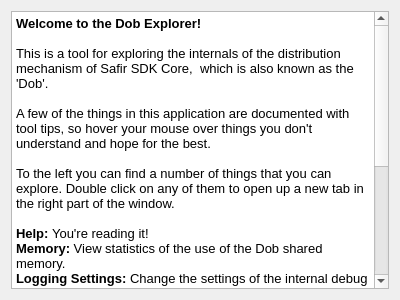
This is src/dose/dose_dobexplorer.ss/src/About.ui in SafirSDK/safir-sdk-core as Qt 5 draws it before an edit. The edited form follows.
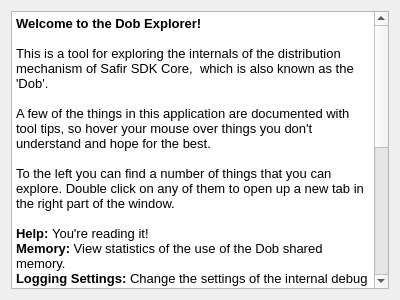
This is the edited form.

Commit message: Added discription of Entity Statistics in the About tab.

```diff
--- a/src/dose/dose_dobexplorer.ss/src/About.ui
+++ b/src/dose/dose_dobexplorer.ss/src/About.ui
@@ -23,23 +23,24 @@
       <string>&lt;!DOCTYPE HTML PUBLIC &quot;-//W3C//DTD HTML 4.0//EN&quot; &quot;http://www.w3.org/TR/REC-html40/strict.dtd&quot;&gt;
 &lt;html&gt;&lt;head&gt;&lt;meta name=&quot;qrichtext&quot; content=&quot;1&quot; /&gt;&lt;style type=&quot;text/css&quot;&gt;
 p, li { white-space: pre-wrap; }
-&lt;/style&gt;&lt;/head&gt;&lt;body style=&quot; font-family:'Sans'; font-size:10pt; font-weight:400; font-style:normal;&quot;&gt;
-&lt;p style=&quot; margin-top:0px; margin-bottom:0px; margin-left:0px; margin-right:0px; -qt-block-indent:0; text-indent:0px;&quot;&gt;&lt;span style=&quot; font-weight:600;&quot;&gt;Welcome to the Dob Explorer!&lt;/span&gt;&lt;/p&gt;
-&lt;p style=&quot;-qt-paragraph-type:empty; margin-top:0px; margin-bottom:0px; margin-left:0px; margin-right:0px; -qt-block-indent:0; text-indent:0px; font-weight:600;&quot;&gt;&lt;br /&gt;&lt;/p&gt;
-&lt;p style=&quot; margin-top:0px; margin-bottom:0px; margin-left:0px; margin-right:0px; -qt-block-indent:0; text-indent:0px;&quot;&gt;This is a tool for exploring the internals of the distribution mechanism of Safir SDK Core,  which is also known as the 'Dob'.&lt;/p&gt;
-&lt;p style=&quot;-qt-paragraph-type:empty; margin-top:0px; margin-bottom:0px; margin-left:0px; margin-right:0px; -qt-block-indent:0; text-indent:0px;&quot;&gt;&lt;br /&gt;&lt;/p&gt;
-&lt;p style=&quot; margin-top:0px; margin-bottom:0px; margin-left:0px; margin-right:0px; -qt-block-indent:0; text-indent:0px;&quot;&gt;A few of the things in this application are documented with tool tips, so hover your mouse over things you don't understand and hope for the best.&lt;/p&gt;
-&lt;p style=&quot;-qt-paragraph-type:empty; margin-top:0px; margin-bottom:0px; margin-left:0px; margin-right:0px; -qt-block-indent:0; text-indent:0px;&quot;&gt;&lt;br /&gt;&lt;/p&gt;
-&lt;p style=&quot; margin-top:0px; margin-bottom:0px; margin-left:0px; margin-right:0px; -qt-block-indent:0; text-indent:0px;&quot;&gt;To the left you can find a number of things that you can explore. Double click on any of them to open up a new tab in the right part of the window.&lt;/p&gt;
-&lt;p style=&quot;-qt-paragraph-type:empty; margin-top:0px; margin-bottom:0px; margin-left:0px; margin-right:0px; -qt-block-indent:0; text-indent:0px;&quot;&gt;&lt;br /&gt;&lt;/p&gt;
-&lt;p style=&quot; margin-top:0px; margin-bottom:0px; margin-left:0px; margin-right:0px; -qt-block-indent:0; text-indent:0px;&quot;&gt;&lt;span style=&quot; font-weight:600;&quot;&gt;Help: &lt;/span&gt;You're reading it!&lt;/p&gt;
-&lt;p style=&quot; margin-top:0px; margin-bottom:0px; margin-left:0px; margin-right:0px; -qt-block-indent:0; text-indent:0px;&quot;&gt;&lt;span style=&quot; font-weight:600;&quot;&gt;Memory: &lt;/span&gt;View statistics of the use of the Dob shared memory.&lt;/p&gt;
-&lt;p style=&quot; margin-top:0px; margin-bottom:0px; margin-left:0px; margin-right:0px; -qt-block-indent:0; text-indent:0px;&quot;&gt;&lt;span style=&quot; font-weight:600;&quot;&gt;Logging Settings: &lt;/span&gt;Change the settings of the internal debug logging mechanism.&lt;/p&gt;
-&lt;p style=&quot; margin-top:0px; margin-bottom:0px; margin-left:0px; margin-right:0px; -qt-block-indent:0; text-indent:0px;&quot;&gt;&lt;span style=&quot; font-weight:600;&quot;&gt;Connections: &lt;/span&gt;View information about message and request queues for each local connection on the node. All connections will appear under this item if you expand it (i.e. double click on 'Connections').&lt;/p&gt;
-&lt;p style=&quot; margin-top:0px; margin-bottom:0px; margin-left:0px; margin-right:0px; -qt-block-indent:0; text-indent:0px;&quot;&gt;&lt;span style=&quot; font-weight:600;&quot;&gt;Entities: &lt;/span&gt;View internal low level information about the actual entity states that exist in the shared memory on this node. This will display a lot of details and technical information that is not normally visible to applications, and is quite useful when debugging the Dob. &lt;/p&gt;
-&lt;p style=&quot; margin-top:0px; margin-bottom:0px; margin-left:0px; margin-right:0px; -qt-block-indent:0; text-indent:0px;&quot;&gt;&lt;span style=&quot; font-weight:600;&quot;&gt;Node Statuses: &lt;/span&gt;Show information about the state that this node believes other nodes to be in.&lt;/p&gt;
-&lt;p style=&quot; margin-top:0px; margin-bottom:0px; margin-left:0px; margin-right:0px; -qt-block-indent:0; text-indent:0px;&quot;&gt;&lt;span style=&quot; font-weight:600;&quot;&gt;DoseCom Info: &lt;/span&gt;Show internal dose_com statistics.&lt;/p&gt;
-&lt;p style=&quot; margin-top:0px; margin-bottom:0px; margin-left:0px; margin-right:0px; -qt-block-indent:0; text-indent:0px;&quot;&gt;&lt;span style=&quot; font-weight:600;&quot;&gt;Remote Connections: &lt;/span&gt;Show connections on other nodes.&lt;/p&gt;&lt;/body&gt;&lt;/html&gt;</string>
+&lt;/style&gt;&lt;/head&gt;&lt;body style=&quot; font-family:'Source Sans Pro'; font-size:11pt; font-weight:400; font-style:normal;&quot;&gt;
+&lt;p style=&quot; margin-top:0px; margin-bottom:0px; margin-left:0px; margin-right:0px; -qt-block-indent:0; text-indent:0px;&quot;&gt;&lt;span style=&quot; font-family:'Sans'; font-size:10pt; font-weight:600;&quot;&gt;Welcome to the Dob Explorer!&lt;/span&gt;&lt;/p&gt;
+&lt;p style=&quot;-qt-paragraph-type:empty; margin-top:0px; margin-bottom:0px; margin-left:0px; margin-right:0px; -qt-block-indent:0; text-indent:0px; font-family:'Sans'; font-size:10pt; font-weight:600;&quot;&gt;&lt;br /&gt;&lt;/p&gt;
+&lt;p style=&quot; margin-top:0px; margin-bottom:0px; margin-left:0px; margin-right:0px; -qt-block-indent:0; text-indent:0px;&quot;&gt;&lt;span style=&quot; font-family:'Sans'; font-size:10pt;&quot;&gt;This is a tool for exploring the internals of the distribution mechanism of Safir SDK Core,  which is also known as the 'Dob'.&lt;/span&gt;&lt;/p&gt;
+&lt;p style=&quot;-qt-paragraph-type:empty; margin-top:0px; margin-bottom:0px; margin-left:0px; margin-right:0px; -qt-block-indent:0; text-indent:0px; font-family:'Sans'; font-size:10pt;&quot;&gt;&lt;br /&gt;&lt;/p&gt;
+&lt;p style=&quot; margin-top:0px; margin-bottom:0px; margin-left:0px; margin-right:0px; -qt-block-indent:0; text-indent:0px;&quot;&gt;&lt;span style=&quot; font-family:'Sans'; font-size:10pt;&quot;&gt;A few of the things in this application are documented with tool tips, so hover your mouse over things you don't understand and hope for the best.&lt;/span&gt;&lt;/p&gt;
+&lt;p style=&quot;-qt-paragraph-type:empty; margin-top:0px; margin-bottom:0px; margin-left:0px; margin-right:0px; -qt-block-indent:0; text-indent:0px; font-family:'Sans'; font-size:10pt;&quot;&gt;&lt;br /&gt;&lt;/p&gt;
+&lt;p style=&quot; margin-top:0px; margin-bottom:0px; margin-left:0px; margin-right:0px; -qt-block-indent:0; text-indent:0px;&quot;&gt;&lt;span style=&quot; font-family:'Sans'; font-size:10pt;&quot;&gt;To the left you can find a number of things that you can explore. Double click on any of them to open up a new tab in the right part of the window.&lt;/span&gt;&lt;/p&gt;
+&lt;p style=&quot;-qt-paragraph-type:empty; margin-top:0px; margin-bottom:0px; margin-left:0px; margin-right:0px; -qt-block-indent:0; text-indent:0px; font-family:'Sans'; font-size:10pt;&quot;&gt;&lt;br /&gt;&lt;/p&gt;
+&lt;p style=&quot; margin-top:0px; margin-bottom:0px; margin-left:0px; margin-right:0px; -qt-block-indent:0; text-indent:0px;&quot;&gt;&lt;span style=&quot; font-family:'Sans'; font-size:10pt; font-weight:600;&quot;&gt;Help: &lt;/span&gt;&lt;span style=&quot; font-family:'Sans'; font-size:10pt;&quot;&gt;You're reading it!&lt;/span&gt;&lt;/p&gt;
+&lt;p style=&quot; margin-top:0px; margin-bottom:0px; margin-left:0px; margin-right:0px; -qt-block-indent:0; text-indent:0px;&quot;&gt;&lt;span style=&quot; font-family:'Sans'; font-size:10pt; font-weight:600;&quot;&gt;Memory: &lt;/span&gt;&lt;span style=&quot; font-family:'Sans'; font-size:10pt;&quot;&gt;View statistics of the use of the Dob shared memory.&lt;/span&gt;&lt;/p&gt;
+&lt;p style=&quot; margin-top:0px; margin-bottom:0px; margin-left:0px; margin-right:0px; -qt-block-indent:0; text-indent:0px;&quot;&gt;&lt;span style=&quot; font-family:'Sans'; font-size:10pt; font-weight:600;&quot;&gt;Logging Settings: &lt;/span&gt;&lt;span style=&quot; font-family:'Sans'; font-size:10pt;&quot;&gt;Change the settings of the internal debug logging mechanism.&lt;/span&gt;&lt;/p&gt;
+&lt;p style=&quot; margin-top:0px; margin-bottom:0px; margin-left:0px; margin-right:0px; -qt-block-indent:0; text-indent:0px;&quot;&gt;&lt;span style=&quot; font-family:'Sans'; font-size:10pt; font-weight:600;&quot;&gt;Connections: &lt;/span&gt;&lt;span style=&quot; font-family:'Sans'; font-size:10pt;&quot;&gt;View information about message and request queues for each local connection on the node. All connections will appear under this item if you expand it (i.e. double click on 'Connections').&lt;/span&gt;&lt;/p&gt;
+&lt;p style=&quot; margin-top:0px; margin-bottom:0px; margin-left:0px; margin-right:0px; -qt-block-indent:0; text-indent:0px;&quot;&gt;&lt;span style=&quot; font-family:'Sans'; font-size:10pt; font-weight:600;&quot;&gt;Entities: &lt;/span&gt;&lt;span style=&quot; font-family:'Sans'; font-size:10pt;&quot;&gt;View internal low level information about the actual entity states that exist in the shared memory on this node. This will display a lot of details and technical information that is not normally visible to applications, and is quite useful when debugging the Dob.&lt;/span&gt;&lt;/p&gt;
+&lt;p style=&quot; margin-top:0px; margin-bottom:0px; margin-left:0px; margin-right:0px; -qt-block-indent:0; text-indent:0px;&quot;&gt;&lt;span style=&quot; font-family:'Sans'; font-size:10pt; font-weight:600;&quot;&gt;Entity Statistics: &lt;/span&gt;&lt;span style=&quot; font-family:'Sans'; font-size:10pt;&quot;&gt;Show an overview of the internal low level information for all entity types. The columns can be sorted which makes it easy to identify entity types that exhibit abnormal behaviour. Further details can then be viewed using the Entities tab. &lt;/span&gt;&lt;/p&gt;
+&lt;p style=&quot; margin-top:0px; margin-bottom:0px; margin-left:0px; margin-right:0px; -qt-block-indent:0; text-indent:0px;&quot;&gt;&lt;span style=&quot; font-family:'Sans'; font-size:10pt; font-weight:600;&quot;&gt;Node Statuses: &lt;/span&gt;&lt;span style=&quot; font-family:'Sans'; font-size:10pt;&quot;&gt;Show information about the state that this node believes other nodes to be in.&lt;/span&gt;&lt;/p&gt;
+&lt;p style=&quot; margin-top:0px; margin-bottom:0px; margin-left:0px; margin-right:0px; -qt-block-indent:0; text-indent:0px;&quot;&gt;&lt;span style=&quot; font-family:'Sans'; font-size:10pt; font-weight:600;&quot;&gt;DoseCom Info: &lt;/span&gt;&lt;span style=&quot; font-family:'Sans'; font-size:10pt;&quot;&gt;Show internal dose_com statistics.&lt;/span&gt;&lt;/p&gt;
+&lt;p style=&quot; margin-top:0px; margin-bottom:0px; margin-left:0px; margin-right:0px; -qt-block-indent:0; text-indent:0px;&quot;&gt;&lt;span style=&quot; font-family:'Sans'; font-size:10pt; font-weight:600;&quot;&gt;Remote Connections: &lt;/span&gt;&lt;span style=&quot; font-family:'Sans'; font-size:10pt;&quot;&gt;Show connections on other nodes.&lt;/span&gt;&lt;/p&gt;&lt;/body&gt;&lt;/html&gt;</string>
      </property>
     </widget>
    </item>
```
